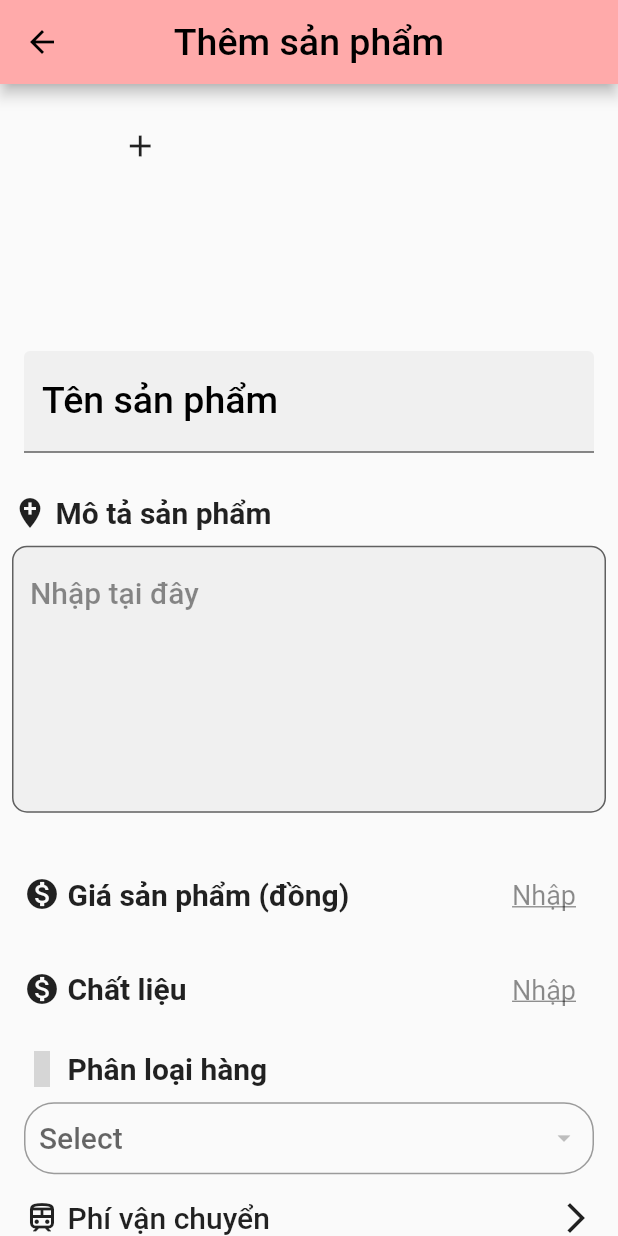
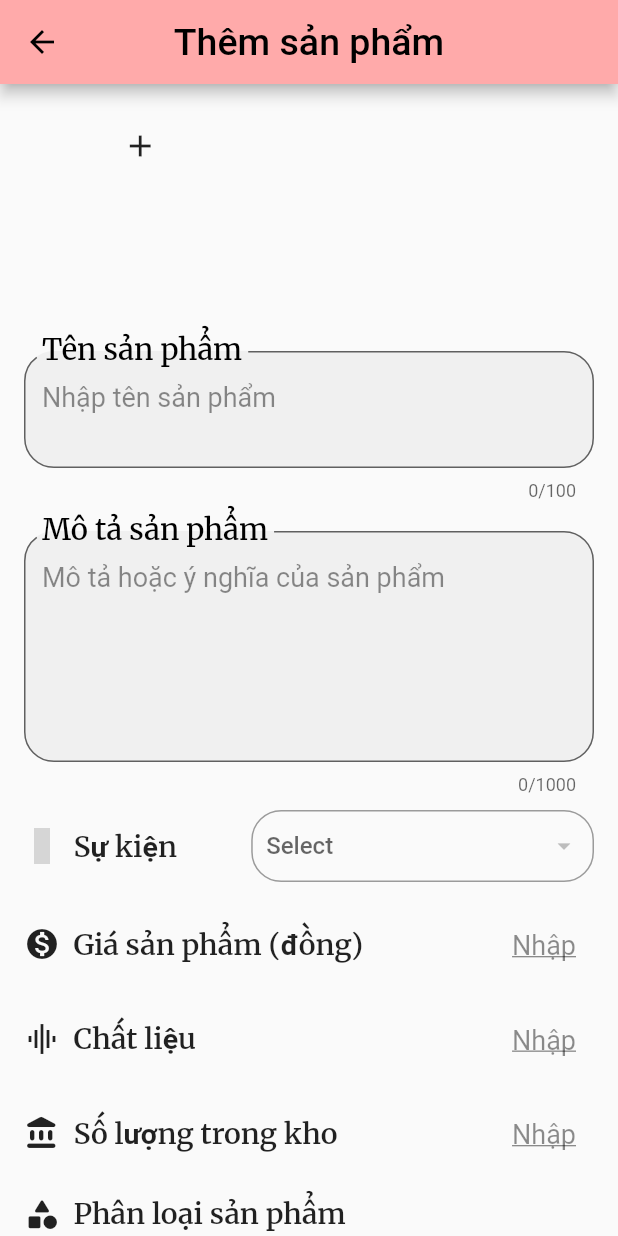
Before and after one commit to VuThiDiu/HandMadeWithMe, a Flutter app: the AddProduct screen opened directly, on a phone screen of 412 x 824 dp. Run offline on Flutter 3.47's test engine with Material 2 defaults, Android fonts, the phone set to English and light mode, and no system bars; our stand-ins replace carousel_pro, cloud_firestore, connectivity, firebase_auth, firebase_database, firebase_storage and 10 more; missing offline and left inert: dart:ffi; accounts and stored records are empty; statements that could not run were skipped; key blocks and very long unbroken strings in the code were emptied for the run; grey boxes are pictures that could not be loaded.

Commit message:
'nothing'

```diff
--- a/first_app/lib/Sell/addProduct.dart
+++ b/first_app/lib/Sell/addProduct.dart
@@ -117,7 +117,9 @@ class _AddProductState extends State<AddProduct>{
         context: context,
         builder: (BuildContext context) {
           return AlertDialog(
-            title: Text("Thêm hình"),
+            title: Text(
+              "Thêm hình",
+            ),
             content: SingleChildScrollView(
               child: ListBody(
                 children: [
@@ -191,13 +193,20 @@ class _AddProductState extends State<AddProduct>{
             Padding(
               padding: EdgeInsets.symmetric(horizontal: 16.0, vertical: 20.0),
               child: TextFormField(
-                decoration: const InputDecoration(
+                decoration: InputDecoration(
                     filled: true,
                     hintText: 'Nhập tên sản phẩm',
                     labelText: 'Tên sản phẩm',
-                    labelStyle: TextStyle(fontSize: 25, color: Colors.black, fontWeight: FontWeight.w500),
-                    hintStyle: TextStyle(fontSize: 18, color: Colors.black45)
+                    labelStyle: TextStyle(fontSize: 26, color: Colors.black, fontWeight: FontWeight.w500, fontFamily: 'Merriweather'),
+                    hintStyle: TextStyle(fontSize: 18, color: Colors.black45),
+                  border: OutlineInputBorder(
+                    borderRadius: BorderRadius.circular(20.0),
+                    borderSide: BorderSide(color: Colors.black, width: 5),
                   ),
+                  floatingLabelBehavior: FloatingLabelBehavior.always,
+                ),
+                maxLines: 2,
+                maxLength: 100,
                 onChanged: (value) {
                   setState(() {
                     title = value;
@@ -206,44 +215,80 @@ class _AddProductState extends State<AddProduct>{
               ),
             ),
             Padding(
-              padding:const EdgeInsets.all(8.0),
-              child: Column(
-                  children: [
-                    Row(
-                      children:[
-                        Icon(Icons.add_location),
-                        Text(
-                          ' Mô tả sản phẩm ',
-                          style: TextStyle(fontSize: 20, fontWeight: FontWeight.w600),
-                        ),
-                      ],
-                    ),
-                    SizedBox(
-                      height: 10,
-                    ),
-                    TextField(
-                      textAlign: TextAlign.left,
+              padding: EdgeInsets.symmetric(horizontal: 16.0),
+              child: TextFormField(
                 decoration: InputDecoration(
                   filled: true,
+                  hintText: 'Mô tả hoặc ý nghĩa của sản phẩm',
+                  labelText: 'Mô tả sản phẩm',
+                  labelStyle: TextStyle(fontSize: 26, color: Colors.black, fontWeight: FontWeight.w500, fontFamily: 'Merriweather'),
+                  hintStyle: TextStyle(fontSize: 18, color: Colors.black45),
                   border: OutlineInputBorder(
-                            borderRadius: BorderRadius.circular(10.0),
-                            borderSide: BorderSide(
-                              color: Color(0xFF407C5A),
+                    borderRadius: BorderRadius.circular(20.0),
+                    borderSide: BorderSide(color: Colors.black, width: 10),
+                  ),
+                  floatingLabelBehavior: FloatingLabelBehavior.always,
+                ),
+                maxLines: 6,
+                maxLength: 1000,
+                onChanged: (value) {
+                  setState(() {
+                    title = value;
+                  });
+                },
               ),
             ),
-                          hintText: 'Nhập tại đây ',
-                          hintStyle: TextStyle(color: Colors.black45, fontSize: 20, fontWeight: FontWeight.w500) ),
-                      style: TextStyle(fontSize: 20),
-                      maxLines: 6,
-                      onChanged: (text){
-                        description=text;
+            SizedBox(height: 10,),
+            Padding(
+                padding: const EdgeInsets.symmetric(horizontal: 16),
+                child: Row(
+                  children: <Widget>[
+                    Icon(Icons.class__outlined),
+                    Text(
+                      '  Sự kiện ',
+                      style: TextStyle(fontSize: 19,fontWeight: FontWeight.w600,fontFamily: 'Merriweather'),
+                    ),
+                    SizedBox(width: 45,),
+                    Expanded(child: new InputDecorator(
+                      decoration: InputDecoration(
+                        border: OutlineInputBorder(
+                            borderRadius: BorderRadius.circular(20.0),
+                            borderSide: BorderSide(color: Colors.black87, width: 20)
+                        ),
+                        contentPadding: EdgeInsets.all(10),
+                      ),
+                      child: DropdownButtonHideUnderline(
+                        child:  DropdownButton(
+                          hint: Text('Select'),
+                          value: event,
+                          icon: const Icon(Icons.arrow_drop_down),
+                          iconSize: 20,
+                          elevation: 16,
+                          isExpanded: true,
+                          isDense: true,
+                          //underline: ,
+                          style: const TextStyle(color: Colors.black, fontSize: 16,fontWeight: FontWeight.w500),
+                          onChanged: (newValue){
+                            setState(() {
+                              this.event = newValue;
+                            });
                           },
 
-                    ),
-                  ]
+                          items: lisSpecialDay
+                              .map((specialDay value) {
+                            return DropdownMenuItem<String>(
+                              value: value.getSpecialDay().toString(),
+                              child: Text(value.getSpecialDay().toString()),
+                            );
+                          }).toList(),
                         ),
                       ),
-            SizedBox(height: 15),
+                    ),)
+                  ],
+                )
+            ),
+            SizedBox(height: 10,),
+
             Padding(
               padding: const EdgeInsets.symmetric(horizontal: 16.0),
               child: Row(
@@ -251,8 +296,8 @@ class _AddProductState extends State<AddProduct>{
                 children: [
                   Icon(Icons.monetization_on_sharp),
                   Text(
-                    ' Giá sản phẩm (đồng) ',
-                    style: TextStyle(fontSize: 20, fontWeight: FontWeight.w600),
+                    '  Giá sản phẩm (đồng) ',
+                    style: TextStyle(fontSize: 19, fontWeight: FontWeight.w600,fontFamily: 'Merriweather'),
                   ),
                   //
                   Expanded(
@@ -280,15 +325,16 @@ class _AddProductState extends State<AddProduct>{
                 ],
               ),
             ),
+
             Padding(
               padding: const EdgeInsets.symmetric(horizontal: 16.0),
               child: Row(
                 //mainAxisAlignment: MainAxisAlignment.spaceEvenly,
                 children: [
-                  Icon(Icons.monetization_on_sharp),
+                  Icon(Icons.multitrack_audio_outlined),
                   Text(
-                    ' Chất liệu ',
-                    style: TextStyle(fontSize: 20, fontWeight: FontWeight.w600),
+                    '  Chất liệu ',
+                    style: TextStyle(fontSize: 19, fontWeight: FontWeight.w600,fontFamily: 'Merriweather'),
                   ),
                   //
                   Expanded(
@@ -316,6 +362,42 @@ class _AddProductState extends State<AddProduct>{
                 ],
               ),
             ),
+            Padding(
+              padding: const EdgeInsets.symmetric(horizontal: 16.0),
+              child: Row(
+                //mainAxisAlignment: MainAxisAlignment.spaceEvenly,
+                children: [
+                  Icon(Icons.account_balance_rounded),
+                  Text(
+                    '  Số lượng trong kho ',
+                    style: TextStyle(fontSize: 19, fontWeight: FontWeight.w600,fontFamily: 'Merriweather'),
+                  ),
+                  //
+                  Expanded(
+                    child: new TextField(
+                      textAlign: TextAlign.right,
+                      decoration: InputDecoration(
+                          border: OutlineInputBorder(
+                            borderRadius: BorderRadius.circular(10.0),
+                            borderSide: BorderSide.none,
+                          ),
+                          fillColor: Colors.green,
+                          hintText: 'Nhập ',
+                          hintStyle: TextStyle(color: Colors.black45, decoration: TextDecoration.underline, fontSize: 18) ),
+                      textDirection: TextDirection.rtl,
+                      keyboardType: TextInputType.number,
+                      style: TextStyle(fontSize: 20),
+                      onChanged: (value){
+                        this.quantityInStock = value;
+                      },
+                      inputFormatters: <TextInputFormatter>[
+                        WhitelistingTextInputFormatter.digitsOnly
+                      ],
+                    ),
+                  ),
+                ],
+              ),
+            ),
             SizedBox(height: 10,),
             Padding(
                 padding: const EdgeInsets.symmetric(horizontal: 16),
@@ -323,10 +405,10 @@ class _AddProductState extends State<AddProduct>{
                   children: <Widget>[
                     Row(
                       children:<Widget>[
-                        Icon(Icons.class__outlined),
+                        Icon(Icons.category_rounded),
                         Text(
-                          ' Phân loại hàng ',
-                          style: TextStyle(fontSize: 20,fontWeight: FontWeight.w600),
+                          '  Phân loại sản phẩm ',
+                          style: TextStyle(fontSize: 19,fontWeight: FontWeight.w600,fontFamily: 'Merriweather'),
                         ),
                       ],
                     ),
@@ -370,7 +452,7 @@ class _AddProductState extends State<AddProduct>{
                   ],
                 )
             ),
-            SizedBox(height: 5,),
+            SizedBox(height: 15,),
             Padding(
               padding: const EdgeInsets.symmetric(),
               child: FlatButton(
@@ -391,8 +473,8 @@ class _AddProductState extends State<AddProduct>{
                     Expanded(
                       child:
                       Text(
-                        ' Phí vận chuyển',
-                        style: TextStyle(fontSize: 20),
+                        '  Phí vận chuyển',
+                        style: TextStyle(fontSize: 19,fontFamily: 'Merriweather'),
                       ),
                     ),
                     Icon(Icons.arrow_forward_ios),
@@ -402,55 +484,18 @@ class _AddProductState extends State<AddProduct>{
               ),
             ),
 
-            Padding(
-              padding: const EdgeInsets.symmetric(horizontal: 16.0),
-              child: Row(
-                //mainAxisAlignment: MainAxisAlignment.spaceEvenly,
-                children: [
-                  Icon(Icons.account_balance_rounded),
-                  Text(
-                    ' Số lượng trong kho ',
-                    style: TextStyle(fontSize: 20, fontWeight: FontWeight.w600),
-                  ),
-                  //
-                  Expanded(
-                    child: new TextField(
-                      textAlign: TextAlign.right,
-                      decoration: InputDecoration(
-                          border: OutlineInputBorder(
-                            borderRadius: BorderRadius.circular(10.0),
-                            borderSide: BorderSide.none,
-                          ),
-                          fillColor: Colors.green,
-                          hintText: 'Nhập ',
-                          hintStyle: TextStyle(color: Colors.black45, decoration: TextDecoration.underline, fontSize: 18) ),
-                      textDirection: TextDirection.rtl,
-                      keyboardType: TextInputType.number,
-                      style: TextStyle(fontSize: 20),
-                      onChanged: (value){
-                        this.quantityInStock = value;
-                      },
-                      inputFormatters: <TextInputFormatter>[
-                        WhitelistingTextInputFormatter.digitsOnly
-                      ],
-                    ),
-                  ),
-                ],
-              ),
-            ),
-
-            SizedBox(height: 5,),
+            SizedBox(height: 10,),
 
             Padding(
                 padding: const EdgeInsets.symmetric(horizontal: 16),
                 child: Row(
                   children: <Widget>[
-                        Icon(Icons.class__outlined),
+                        Icon(Icons.add_location),
                         Text(
                           ' Địa chỉ shop ',
-                          style: TextStyle(fontSize: 20,fontWeight: FontWeight.w600),
+                          style: TextStyle(fontSize: 19,fontWeight: FontWeight.w600,fontFamily: 'Merriweather'),
                         ),
-                    SizedBox(height: 10),
+                    SizedBox(width: 20),
                     Expanded(child: new InputDecorator(
                       decoration: InputDecoration(
                         border: OutlineInputBorder(
@@ -489,65 +534,15 @@ class _AddProductState extends State<AddProduct>{
                   ],
                 )
             ),
-            SizedBox(height: 10 ,),
-
-            Padding(
-                padding: const EdgeInsets.symmetric(horizontal: 16),
-                child: Row(
-                  children: <Widget>[
-                    Icon(Icons.class__outlined),
-                    Text(
-                      ' Sự kiện ',
-                      style: TextStyle(fontSize: 20,fontWeight: FontWeight.w600),
-                    ),
-                    SizedBox(width: 45,),
-                    Expanded(child: new InputDecorator(
-                      decoration: InputDecoration(
-                        border: OutlineInputBorder(
-                            borderRadius: BorderRadius.circular(20.0),
-                            borderSide: BorderSide(color: Colors.black87, )
-                        ),
-                        contentPadding: EdgeInsets.all(10),
-                      ),
-                      child: DropdownButtonHideUnderline(
-                        child:  DropdownButton(
-                          hint: Text('Select'),
-                          value: event,
-                          icon: const Icon(Icons.arrow_drop_down),
-                          iconSize: 20,
-                          elevation: 16,
-                          isExpanded: true,
-                          isDense: true,
-                          //underline: ,
-                          style: const TextStyle(color: Colors.black, fontSize: 16,fontWeight: FontWeight.w500),
-                          onChanged: (newValue){
-                            setState(() {
-                              this.event = newValue;
-                            });
-                          },
-
-                          items: lisSpecialDay
-                              .map((specialDay value) {
-                            return DropdownMenuItem<String>(
-                              value: value.getSpecialDay().toString(),
-                              child: Text(value.getSpecialDay().toString()),
-                            );
-                          }).toList(),
-                        ),
-                      ),
-                    ),)
-                  ],
-                )
-            ),
-            SizedBox(height: 5,),
+            SizedBox(height: 10,),
             Padding(
               padding: const EdgeInsets.symmetric(horizontal: 16),
               child: Row(
                 children:<Widget> [
                   Icon(Icons.addchart),
                   Text(
-                    ' Hàng đặt trước',
-                    style: TextStyle(fontSize: 20,fontWeight: FontWeight.w600),
+                    '  Hàng đặt trước',
+                    style: TextStyle(fontSize: 19,fontWeight: FontWeight.w600,fontFamily: 'Merriweather'),
                   ),
                   new Spacer(),
                   Switch(
--- a/first_app/lib/my_orders/my_orders_detail.dart
+++ b/first_app/lib/my_orders/my_orders_detail.dart
@@ -38,13 +38,11 @@ class _MyOrderDetailState extends State<MyOrderDetail>{
         });
       }
     });
-    Database().getUser(widget.user.uid).then((QuerySnapshot docs){
-      if(docs.documents.isNotEmpty){
-        setState(() {
-          this.nameShop = docs.documents[0].data['userName'];
-          this.viewResult +=1;
-        });
-      }
+    Database().getUser(widget.user.uid).then((value){
+      setState(() {
+        this.nameShop = value['userName'];
+        this.viewResult  +=1;
+      });
     });
 
     // getProduct
--- a/first_app/lib/my_orders/my_orders_screen.dart
+++ b/first_app/lib/my_orders/my_orders_screen.dart
@@ -9,14 +9,16 @@ import 'package:first_app/my_orders/my_orders_detail.dart';
 import 'package:flutter/rendering.dart';
 import 'package:first_app/my_orders/product_short.dart';
 import 'package:intl/intl.dart';
-class MyOrdersScreen extends StatefulWidget{
+
+class MyOrdersScreen extends StatefulWidget {
   User user;
   @override
-  _MyOrdersScreenState createState()=> _MyOrdersScreenState();
+  _MyOrdersScreenState createState() => _MyOrdersScreenState();
 
   MyOrdersScreen({this.user});
 }
-class _MyOrdersScreenState extends State<MyOrdersScreen>{
+
+class _MyOrdersScreenState extends State<MyOrdersScreen> {
   List<OrderDetail> listOrdered = new List();
   bool viewResult = false;
   @override
@@ -24,21 +26,21 @@ class _MyOrdersScreenState extends State<MyOrdersScreen>{
     // TODO: implement initState
     super.initState();
     int count = 0;
-    List<OrderDetail> result= new List();
+    List<OrderDetail> result = new List();
 
-    PurchaseService().getAllOrders(widget.user.uid).then(( QuerySnapshot value){
+    PurchaseService().getAllOrders(widget.user.uid).then((QuerySnapshot value) {
       count = value.documents.length;
-      if(value.documents.isNotEmpty){
+      if (value.documents.isNotEmpty) {
         value.documents.forEach((element) {
           result.add(OrderDetail.fromJson(element.data));
         });
-        if(result.length == count){
+        if (result.length == count) {
           setState(() {
             this.listOrdered = result;
-            this.viewResult  = true;
+            this.viewResult = true;
           });
         }
-      }else{
+      } else {
         setState(() {
           this.listOrdered = [];
           this.viewResult = true;
@@ -46,10 +48,12 @@ class _MyOrdersScreenState extends State<MyOrdersScreen>{
       }
     });
   }
+
   @override
   Widget build(BuildContext context) {
     // TODO: implement build
-    return this.viewResult ? Scaffold(
+    return this.viewResult
+        ? Scaffold(
             appBar: AppBar(
               backgroundColor: Color(4294945450),
               iconTheme: IconThemeData(
@@ -57,48 +61,55 @@ class _MyOrdersScreenState extends State<MyOrdersScreen>{
               ),
               title: Text(
                 'Sản phẩm đã mua',
-          style:TextStyle(fontSize: 24.0, fontWeight: FontWeight.bold, color: Colors.black),
+                style: TextStyle(
+                    fontSize: 24.0,
+                    fontWeight: FontWeight.bold,
+                    color: Colors.black),
               ),
               centerTitle: true,
             ),
             body: Container(
               color: Colors.blueGrey[50],
               child: ListView.separated(
-          padding: EdgeInsets.symmetric(horizontal: 5, vertical: 13),
+                padding: EdgeInsets.symmetric(horizontal: 5, vertical: 7),
                 itemCount: listOrdered.length,
-                itemBuilder: (context,index) {
+                itemBuilder: (context, index) {
                   return _buildOrdersItem(listOrdered[index]);
                 },
-          separatorBuilder: (context, index) => SizedBox(height: 16),),
+                separatorBuilder: (context, index) => SizedBox(height: 16),
               ),
-      ):Loading();
+            ),
+          )
+        : Loading();
   }
-  Widget _buildOrdersItem(OrderDetail order){
-    return Padding(
-      padding: EdgeInsets.symmetric(vertical: 6),
-      child: Column(
-        children: [
+
+  Widget _buildOrdersItem(OrderDetail order) {
+    return Column(children: [
           Container(
+              decoration: BoxDecoration(color: Colors.white),
               padding: EdgeInsets.symmetric(
                 horizontal: 4,
                 vertical: 8,
               ),
               child: InkWell(
-                onTap: (){
+                onTap: () {
                   Navigator.push(
-                      context, MaterialPageRoute(
-                      builder: (context)=>MyOrderDetail(widget.user, order)));
+                      context,
+                      MaterialPageRoute(
+                          builder: (context) =>
+                              MyOrderDetail(widget.user, order)));
                 },
                 child: ProductShort(order),
-              )
+              )),
+          Row(children: [
+            SizedBox(
+              width: 200
             ),
-          Row(
-            children: [
-              SizedBox(width: 150,),
             Container(
               width: 190,
               padding: EdgeInsets.symmetric(
-                  horizontal: 1, vertical: 1,
+                horizontal: 1,
+                vertical: 1,
               ),
               decoration: BoxDecoration(
                 color: Color(4294565598),
@@ -110,8 +121,10 @@ class _MyOrdersScreenState extends State<MyOrdersScreen>{
               child: FlatButton(
                 onPressed: () {
                   Navigator.push(
-                        context, MaterialPageRoute(
-                        builder: (context)=>ReviewDialog(order, widget.user)));
+                      context,
+                      MaterialPageRoute(
+                          builder: (context) =>
+                              ReviewDialog(order, widget.user)));
                 },
                 child: Text(
                   'Đánh giá sản phẩm',
@@ -119,13 +132,8 @@ class _MyOrdersScreenState extends State<MyOrdersScreen>{
                   textAlign: TextAlign.center,
                 ),
               ),
-              ),
-
-            ],
             )
-
-        ],
-      ),
-    );
+          ]),
+        ]);
   }
 }
```
Lines whose indentation alone changed are shown as unchanged.
